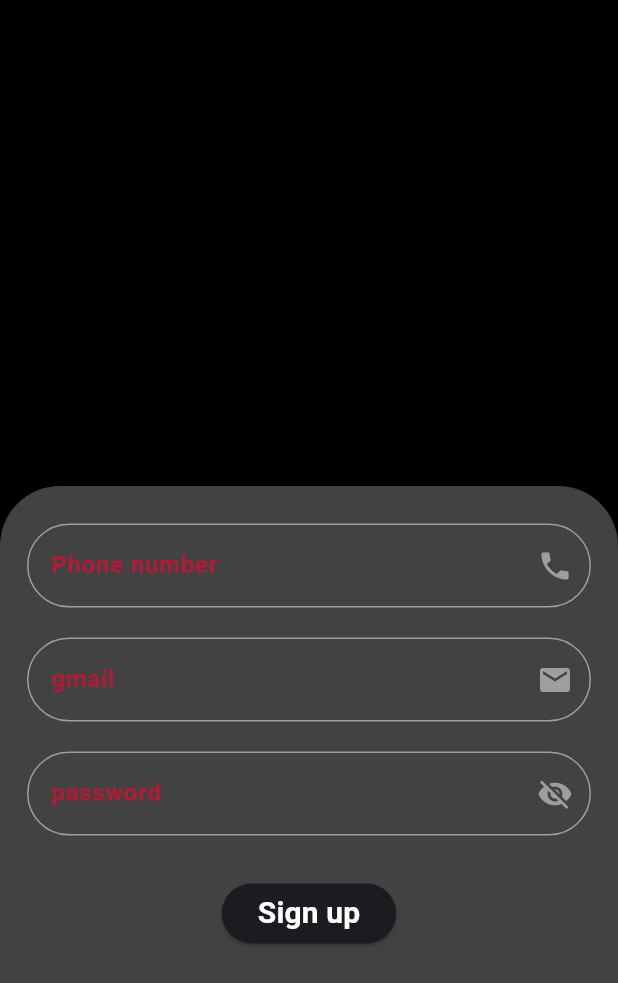
After one commit to Querbog/login2, a Flutter app: the screen it shows after launch, after a tap on "Sign up!", on a phone screen of 412 x 824 dp. The commit adds this screen. Shown: the top 983 px of the screen. Run offline on Flutter 3.47's test engine with Material 3 defaults, Android fonts, the phone set to English and light mode, and no system bars; our stand-ins replace get.

Commit message:
Required initial changes

```diff
--- a/lib/loginScreen.dart
+++ b/lib/login_screen.dart
@@ -1,5 +1,6 @@
 import 'package:flutter/material.dart';
-import 'package:login2/regScreen.dart';
+import 'package:get/get.dart';
+import 'package:login2/reg_screen.dart';
 
 class LoginScreen extends StatelessWidget {
   const LoginScreen({Key? key}) : super(key: key);
@@ -13,34 +14,16 @@ class LoginScreen extends StatelessWidget {
             Expanded(
               flex: 2,
               child: Container(
-                // duration: Duration(milliseconds: 200),
-                // curve: Curves.bounceOut,
                 alignment: Alignment.topLeft,
-                // decoration: BoxDecoration(
-                //   gradient: LinearGradient(
-                //     colors: [
-                //       Color(0xffB8736),
-                //       Color(0xffB1836),
-                //     ],
-                //   ),
-                // ),
-                // child: Text(
-                //   'Please Sign In!',
-                //   style: TextStyle(
-                //       fontSize: 30,
-                //       color: Colors.white,
-                //       fontWeight: FontWeight.bold),
-                // ),
+
               ),
             ),
             Expanded(
               flex: 3,
               child: Container(
-                // duration: Duration(seconds: 3),
-                // curve: Curves.slowMiddle,
                 decoration: BoxDecoration(
                     color: Colors.grey.shade800,
-                    borderRadius: BorderRadius.only(
+                    borderRadius: const BorderRadius.only(
                         topLeft: Radius.circular(40.0),
                         topRight: Radius.circular(40.0))),
                 height: 400,
@@ -50,19 +33,19 @@ class LoginScreen extends StatelessWidget {
                   child: SingleChildScrollView(
                     child: Column(
                       children: [
-                        SizedBox(
+                        const SizedBox(
                           height: 25.0,
                         ),
-                        NewWidget(label: 'Gmail', icon: Icons.mail),
-                        SizedBox(
+                        const NewWidget(label: 'Gmail', icon: Icons.mail),
+                        const SizedBox(
                           height: 20.0,
                         ),
-                        NewWidget(
+                        const NewWidget(
                             label: 'password', icon: Icons.visibility_off),
-                        SizedBox(
+                        const SizedBox(
                           height: 16,
                         ),
-                        Align(
+                        const Align(
                           alignment: Alignment.centerRight,
                           child: Text(
                             'Forgot Password?',
@@ -73,32 +56,9 @@ class LoginScreen extends StatelessWidget {
                             ),
                           ),
                         ),
-                        SizedBox(
+                        const SizedBox(
                           height: 28.0,
                         ),
-                        // Container(
-                        //   height: 55,
-                        //   width: 300,
-                        //   // decoration: BoxDecoration(
-                        //   //   gradient: LinearGradient(
-                        //   //     colors: [
-                        //   //       Color(0xffB8736),
-                        //   //       Color(0xffB1836),
-                        //   //     ],
-                        //   //   ),
-                        //   // ),
-                        //   child: Center(
-                        //
-                        //       child: Text(
-                        //     'Log In',
-                        //     style: TextStyle(
-                        //         fontWeight: FontWeight.bold,
-                        //         fontSize: 20,
-                        //         color: Colors.white,
-                        //
-                        //     ),
-                        //   )),
-                        // ),
                         ElevatedButton(
                           style: ButtonStyle(
                             foregroundColor:
@@ -107,14 +67,14 @@ class LoginScreen extends StatelessWidget {
                           onPressed: () {
                             //add navigation after login screen
                           },
-                          child: Text("Login",
+                          child: const Text("Login",
                               style: TextStyle(
                                 fontWeight: FontWeight.bold,
                                 fontSize: 20,
                                 color: Colors.white,
                               )),
                         ),
-                        SizedBox(
+                        const SizedBox(
                           height: 50.0,
                         ),
                         Align(
@@ -123,7 +83,7 @@ class LoginScreen extends StatelessWidget {
                             mainAxisAlignment: MainAxisAlignment.end,
                             crossAxisAlignment: CrossAxisAlignment.end,
                             children: [
-                              Text(
+                              const Text(
                                 'Don\'t have an Account?',
                                 style: TextStyle(
                                     color: Colors.grey,
@@ -131,26 +91,9 @@ class LoginScreen extends StatelessWidget {
                               ),
                               GestureDetector(
                                 onTap: () {
-                                  Navigator.push(
-                                      context,
-                                      MaterialPageRoute(
-                                          builder: (context) => regScreen()));
+                                  Get.to(const RegScreen());
                                 },
-                                // Padding(
-                                //   padding: EdgeInsets.symmetric(vertical: 16.0),
-                                //   child: Material(
-                                //     color: Colors.blueAccent,
-                                //     borderRadius: BorderRadius.circular(30.0),
-                                //     child: MaterialButton(
-                                //       onPressed: () {
-                                //         Navigator.push(
-                                //           context,
-                                //           MaterialPageRoute(
-                                //             builder: (context) => regScreen(),
-                                //           ),
-                                //         );
-                                //       },
-                                child: Text(
+                                child: const Text(
                                   'Sign up!',
                                   style: TextStyle(
                                     color: Colors.black,
@@ -158,10 +101,6 @@ class LoginScreen extends StatelessWidget {
                                     fontSize: 17,
                                   ),
                                 ),
-                                //     ),
-                                //   ),
-                                //)
-                                //)
                               )
                             ],
                           ),
@@ -179,38 +118,8 @@ class LoginScreen extends StatelessWidget {
   }
 }
 
-//   TextField buildTextField(String label) {
-//     return TextField(
-//       decoration: InputDecoration(
-//         enabledBorder: OutlineInputBorder(
-//             borderSide: BorderSide(
-//               color: Colors.grey,
-//             ),
-//             borderRadius: BorderRadius.all(Radius.circular(35))),
-//         focusedBorder: OutlineInputBorder(
-//             borderSide: BorderSide(
-//               color: Colors.grey,
-//             ),
-//             borderRadius: BorderRadius.all(Radius.circular(35))),
-//         suffixIcon: Icon(
-//           Icons.visibility_off,
-//           color: Colors.grey,
-//         ),
-//         label: Text(
-//           label,
-//           style: TextStyle(
-//             fontWeight: FontWeight.bold,
-//             color: Color(0xffB81736),
-//           ),
-//         ),
-//       ),
-//       obscureText: true,
-//     );
-//   }
-// }
-
 class NewWidget extends StatelessWidget {
-  NewWidget({
+  const NewWidget({super.key,
     required this.label,
     required this.icon,
   });
@@ -221,12 +130,12 @@ class NewWidget extends StatelessWidget {
   Widget build(BuildContext context) {
     return TextField(
         decoration: InputDecoration(
-            enabledBorder: OutlineInputBorder(
+            enabledBorder: const OutlineInputBorder(
                 borderSide: BorderSide(
                   color: Colors.grey,
                 ),
                 borderRadius: BorderRadius.all(Radius.circular(35))),
-            focusedBorder: OutlineInputBorder(
+            focusedBorder: const OutlineInputBorder(
                 borderSide: BorderSide(
                   color: Colors.grey,
                 ),
@@ -237,12 +146,10 @@ class NewWidget extends StatelessWidget {
             ),
             label: Text(
               label,
-              style: TextStyle(
+              style: const TextStyle(
                 fontWeight: FontWeight.bold,
                 color: Color(0xffB81736),
               ),
             )));
   }
 }
-// we have to make this page more pleasing.
-//we can pull sign up navigator on pag more downwards.
--- a/lib/main.dart
+++ b/lib/main.dart
@@ -1,6 +1,6 @@
 import 'package:flutter/material.dart';
-import 'package:login2/WelcomeScreen.dart';
-import 'package:login2/loginScreen.dart';
+import 'package:login2/login_screen.dart';
+import 'package:get/get.dart';
 
 void main() {
   runApp(const MyApp());
@@ -11,13 +11,10 @@ class MyApp extends StatelessWidget {
 
   @override
   Widget build(BuildContext context) {
-    return MaterialApp(
+    return GetMaterialApp(
       title: 'Flutter Demo',
       theme: ThemeData.dark().copyWith(scaffoldBackgroundColor: Colors.black),
-      home: LoginScreen(),
+      home: const LoginScreen(),
     );
   }
 }
-
-//colorScheme: ColorScheme.fromSeed(seedColor: Colors.deepPurple),
-//useMaterial3: true,
--- /dev/null
+++ b/lib/reg_screen.dart
@@ -0,0 +1,67 @@
+import 'package:flutter/material.dart';
+import 'package:login2/login_screen.dart';
+
+class RegScreen extends StatelessWidget {
+  const RegScreen({super.key});
+
+  @override
+  Widget build(BuildContext context) {
+    return SafeArea(
+      child: Scaffold(
+        body: Column(
+          mainAxisAlignment: MainAxisAlignment.end,
+          children: [
+            Container(
+              decoration: BoxDecoration(
+                  color: Colors.grey.shade800,
+                  borderRadius: const BorderRadius.only(
+                      topLeft: Radius.circular(40.0),
+                      topRight: Radius.circular(40.0))),
+              height: 500,
+              width: double.infinity,
+              child: Padding(
+                padding: const EdgeInsets.symmetric(horizontal: 18.0),
+                child: SingleChildScrollView(
+                  child: Column(
+                    children: [
+                      const SizedBox(
+                        height: 25.0,
+                      ),
+                      const NewWidget(label: 'Phone number', icon: Icons.phone),
+                      const SizedBox(
+                        height: 20.0,
+                      ),
+                      const NewWidget(label: 'gmail', icon: Icons.mail),
+                      const SizedBox(
+                        height: 20.0,
+                      ),
+                      const NewWidget(
+                          label: 'password', icon: Icons.visibility_off),
+                      const SizedBox(
+                        height: 28.0,
+                      ),
+                      ElevatedButton(
+                        style: ButtonStyle(
+                          foregroundColor:
+                              MaterialStateProperty.all<Color>(Colors.white),
+                        ),
+                        onPressed: () {},
+                        child: const Text("Sign up",
+                            style: TextStyle(
+                              fontWeight: FontWeight.bold,
+                              fontSize: 20,
+                              color: Colors.white,
+                            )),
+                      ),
+                    ],
+                  ),
+                ),
+              ),
+            ),
+            //)
+          ],
+        ),
+      ),
+    );
+  }
+}
--- a/pubspec.yaml
+++ b/pubspec.yaml
@@ -35,6 +35,7 @@ dependencies:
   # The following adds the Cupertino Icons font to your application.
   # Use with the CupertinoIcons class for iOS style icons.
   cupertino_icons: ^1.0.2
+  get: ^4.6.6
 
 dev_dependencies:
   flutter_test:
```
Also changed, not shown: lib/WelcomeScreen.dart (deleted, +0 -98 lines), lib/regScreen.dart (deleted, +0 -159 lines), pubspec.lock.
